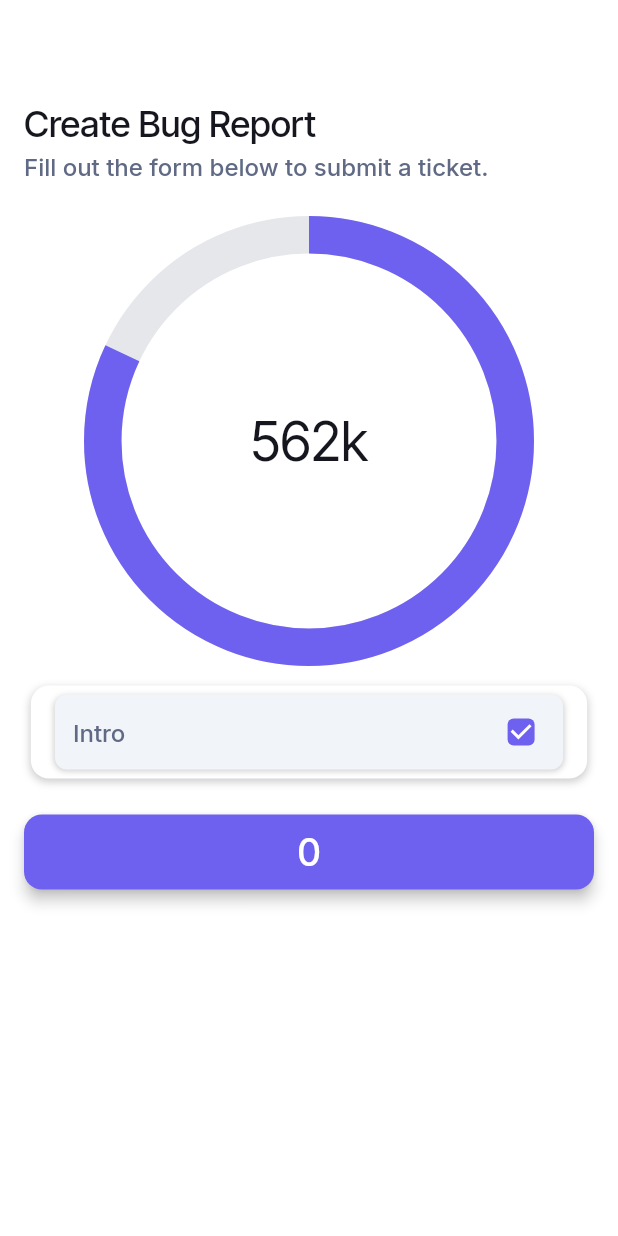
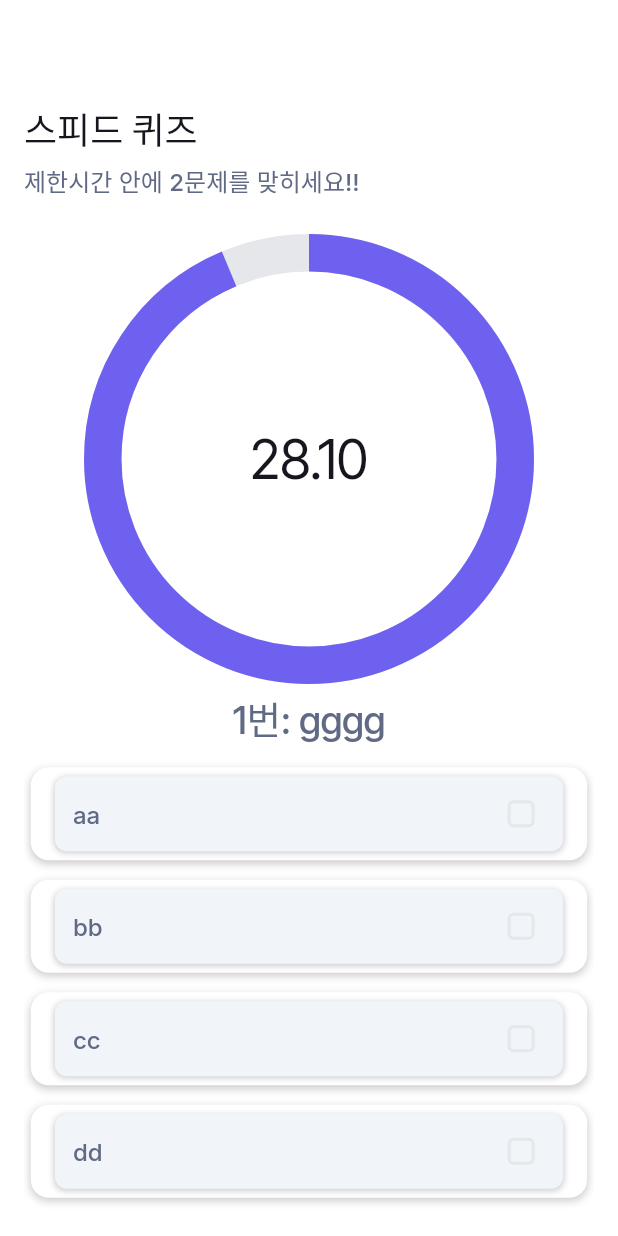
Before and after one commit to manystorms/treasure_hunt, a Flutter app: the MiniGameSpeedQuizWidget screen opened by its route, on a phone screen of 412 x 824 dp. Run offline on Flutter 3.47's test engine with Material 3 defaults, Android fonts, the phone set to English and light mode, and no system bars; drawn by our look-alikes of auto_size_text, percent_indicator; our stand-ins replace cloud_firestore, firebase_core, flutter_animate, font_awesome_flutter, from_css_color, go_router and 4 more; missing offline and left inert: json_path, mobile_scanner; accounts and stored records are empty; generated files the repository leaves out were written again; statements that could not run were skipped.

```diff
--- a/lib/data.dart
+++ b/lib/data.dart
@@ -12,13 +12,13 @@ void changeScore(int num) {
   score += num;
 }
 
-List<Map<String, dynamic>> riddleData = [
+const List<Map<String, dynamic>> riddleData = [
   {
     'qrCode':'aaaa',
     'imagePath':'assets/test.jpeg',
     'simpleContent':'fff',
     'content':'asdfs',
-    'miniGame':'/miniGameMatchColor'
+    'miniGame':'/miniGameSpeedQuiz'
   },
   {
     'qrCode':'bbbb',
--- a/lib/pages/mini_game_match_color/mini_game_match_color_model.dart
+++ b/lib/pages/mini_game_match_color/mini_game_match_color_model.dart
@@ -3,7 +3,7 @@ import '/flutter_flow/flutter_flow_util.dart';
 import 'mini_game_match_color_widget.dart' show MiniGameMatchColorWidget;
 import 'package:flutter/material.dart';
 
-const double settingTime = 5;
+const double settingTime = 30;
 
 const List<List<Color>> colorProblem = [
   [Color(0xFF584CDA), Color(0xFF2E2877), Color(0xFF524B8E), Color(0xFF7E72E3)],
--- a/lib/pages/mini_game_speed_quiz/mini_game_speed_quiz_model.dart
+++ b/lib/pages/mini_game_speed_quiz/mini_game_speed_quiz_model.dart
@@ -1,22 +1,40 @@
+import 'dart:async';
 import '/flutter_flow/flutter_flow_util.dart';
 import 'mini_game_speed_quiz_widget.dart' show MiniGameSpeedQuizWidget;
 import 'package:flutter/material.dart';
 
-List<List<int>> matrix = [
-  [1, 2, 3],
-  [4, 5, 6],
-  [7, 8, 9],
+const double settingTime = 30;
+
+List<String> problem = [
+  'gggg',
+  'sdfs',
+];
+
+List<List<String>> problemChoice = [
+  ['aa', 'bb', 'cc', 'dd'],
+  ['qq', 'ww', 'ee', 'rr'],
+];
+
+List<List<int>> ans = [
+  [0, 1],
+  [2],
 ];
 
 class MiniGameSpeedQuizModel extends FlutterFlowModel<MiniGameSpeedQuizWidget> {
   ///  State fields for stateful widgets in this page.
 
-  // State field(s) for Checkbox widget.
-  bool? checkboxValue;
+  List<bool> checkboxValue = [false, false, false, false];
+  late Timer timer;
+  double timeLeft = settingTime;
+  int problemCnt = 0;
+  int ansCnt = 0;
+  bool? previousProblemAns;
 
   @override
   void initState(BuildContext context) {}
 
   @override
-  void dispose() {}
+  void dispose() {
+    timer.cancel();
+  }
 }
--- a/lib/pages/mini_game_speed_quiz/mini_game_speed_quiz_widget.dart
+++ b/lib/pages/mini_game_speed_quiz/mini_game_speed_quiz_widget.dart
@@ -1,8 +1,11 @@
+import 'dart:async';
 import '/flutter_flow/flutter_flow_theme.dart';
 import '/flutter_flow/flutter_flow_util.dart';
 import '/flutter_flow/flutter_flow_widgets.dart';
 import 'package:flutter/material.dart';
 import 'package:percent_indicator/percent_indicator.dart';
+import 'package:treasure_hunt/show_alert.dart';
+import 'package:treasure_hunt/data.dart';
 
 import 'mini_game_speed_quiz_model.dart';
 export 'mini_game_speed_quiz_model.dart';
@@ -20,10 +23,40 @@ class _MiniGameSpeedQuizWidgetState extends State<MiniGameSpeedQuizWidget> {
 
   final scaffoldKey = GlobalKey<ScaffoldState>();
 
+  void startTimer() {
+    const duration = Duration(milliseconds: 10);
+
+    _model.timeLeft = settingTime;
+
+    _model.timer = Timer.periodic(duration, (timer) {
+      setState(() {
+        if (_model.timeLeft <= 0) {
+          _model.timeLeft = 0;
+          timer.cancel();
+          gameEnd();
+        } else {
+          _model.timeLeft -= 0.01;
+        }
+      });
+    });
+  }
+
+  void gameEnd() async{
+    await showAlertWithoutChoice(context, '게임이 끝났습니다');
+    int changingScore = _model.ansCnt-2;
+    changeScore(changingScore);
+    await showAlertWithoutChoice(context, '점수가 ${changingScore.abs()}만큼 ${(changingScore > 0)? '증가':'감소'}했습니다');
+
+    context.pop();
+  }
+
   @override
   void initState() {
     super.initState();
     _model = createModel(context, () => MiniGameSpeedQuizModel());
+    _model.problemCnt = 0;
+
+    startTimer();
   }
 
   @override
@@ -60,7 +93,7 @@ class _MiniGameSpeedQuizWidgetState extends State<MiniGameSpeedQuizWidget> {
                 crossAxisAlignment: CrossAxisAlignment.start,
                 children: [
                   Text(
-                    'Create Bug Report',
+                    '스피드 퀴즈',
                     style: FlutterFlowTheme.of(context).headlineMedium.override(
                       fontFamily: 'Inter Tight',
                       letterSpacing: 0.0,
@@ -69,11 +102,20 @@ class _MiniGameSpeedQuizWidgetState extends State<MiniGameSpeedQuizWidget> {
                   Padding(
                     padding: const EdgeInsetsDirectional.fromSTEB(0, 4, 0, 0),
                     child: Text(
-                      'Fill out the form below to submit a ticket.',
+                      '제한시간 안에 ${problem.length}문제를 맞히세요!!',
                       style: FlutterFlowTheme.of(context).labelLarge.override(
                         fontFamily: 'Inter',
                         letterSpacing: 0.0,
                       ),
+                    ),
+                  ),
+                  if(_model.previousProblemAns != null)
+                    Text(
+                      (_model.previousProblemAns??true)? '맞았습니다':'틀렸습니다',
+                      style: FlutterFlowTheme.of(context).bodyMedium.override(
+                        fontFamily: 'Inter',
+                        color: (_model.previousProblemAns??true)? const Color(0xFF4B39EF):const Color(0xFFFF5963),
+                        letterSpacing: 0.0,
                       ),
                     ),
                   Align(
@@ -81,7 +123,7 @@ class _MiniGameSpeedQuizWidgetState extends State<MiniGameSpeedQuizWidget> {
                     child: Padding(
                       padding: const EdgeInsetsDirectional.fromSTEB(24, 24, 24, 0),
                       child: CircularPercentIndicator(
-                        percent: 0.82,
+                        percent: (_model.timeLeft>= 0)? _model.timeLeft/settingTime:0,
                         radius: 150,
                         lineWidth: 25,
                         animation: true,
@@ -89,7 +131,7 @@ class _MiniGameSpeedQuizWidgetState extends State<MiniGameSpeedQuizWidget> {
                         progressColor: FlutterFlowTheme.of(context).primary,
                         backgroundColor: FlutterFlowTheme.of(context).alternate,
                         center: Text(
-                          '562k',
+                          _model.timeLeft.toStringAsFixed(2),
                           style: FlutterFlowTheme.of(context)
                               .displaySmall
                               .override(
@@ -101,12 +143,32 @@ class _MiniGameSpeedQuizWidgetState extends State<MiniGameSpeedQuizWidget> {
                       ),
                     ),
                   ),
-                  Row(
+                  Padding(
+                    padding: const EdgeInsetsDirectional.fromSTEB(0, 4, 0, 8),
+                    child: Center(
+                      child: Text(
+                        '${_model.problemCnt+1}번: ${problem[_model.problemCnt]}',
+                        style: FlutterFlowTheme.of(context).labelLarge.override(
+                          fontFamily: 'Inter Tight',
+                          letterSpacing: 0.0,
+                          fontSize: 25,
+                        ),
+                      ),
+                    )
+                  ),
+                  for(int i = 0; i < _model.checkboxValue.length; i++)
+                    InkWell(
+                      onTap: () {
+                        setState(() {
+                          _model.checkboxValue[i] = !_model.checkboxValue[i];
+                        });
+                      },
+                      child: Row(
                         mainAxisSize: MainAxisSize.max,
                         mainAxisAlignment: MainAxisAlignment.center,
                         children: [
                           Padding(
-                        padding: const EdgeInsetsDirectional.fromSTEB(0, 13, 0, 0),
+                            padding: const EdgeInsetsDirectional.fromSTEB(0, 6.5, 0, 6.5),
                             child: Container(
                               width: MediaQuery.sizeOf(context).width * 0.9,
                               decoration: BoxDecoration(
@@ -156,7 +218,7 @@ class _MiniGameSpeedQuizWidgetState extends State<MiniGameSpeedQuizWidget> {
                                           MainAxisAlignment.spaceBetween,
                                           children: [
                                             Text(
-                                          'Intro',
+                                              problemChoice[_model.problemCnt][i],
                                               style: FlutterFlowTheme.of(context)
                                                   .labelMedium
                                                   .override(
@@ -183,11 +245,10 @@ class _MiniGameSpeedQuizWidgetState extends State<MiniGameSpeedQuizWidget> {
                                                     .alternate,
                                               ),
                                               child: Checkbox(
-                                            value: _model.checkboxValue ??=
-                                            true,
+                                                value: _model.checkboxValue[i],
                                                 onChanged: (newValue) async {
                                                   safeSetState(() => _model
-                                                  .checkboxValue = newValue!);
+                                                      .checkboxValue[i] = newValue!);
                                                 },
                                                 side: BorderSide(
                                                   width: 2,
@@ -214,13 +275,34 @@ class _MiniGameSpeedQuizWidgetState extends State<MiniGameSpeedQuizWidget> {
                           ),
                         ],
                       ),
+                    ),
                   Padding(
                     padding: const EdgeInsetsDirectional.fromSTEB(0, 24, 0, 12),
                     child: FFButtonWidget(
                       onPressed: () {
-                        print('Button pressed ...');
+                        bool inputAns = true;
+                        for(int i = 0; i < _model.checkboxValue.length; i++) {
+                          if(_model.checkboxValue[i] == true && (ans[_model.problemCnt].contains(i)) == false) inputAns = false;
+                          if(_model.checkboxValue[i] == false && (ans[_model.problemCnt].contains(i)) == true) inputAns = false;
+                        }
+                        _model.checkboxValue = [false, false, false, false];
+
+                        if(inputAns) {
+                          _model.previousProblemAns = true;
+                          _model.ansCnt++;
+                        }else{
+                          _model.previousProblemAns = false;
+                        }
+                        _model.problemCnt++;
+                        if(_model.problemCnt == ans.length) {
+                          _model.problemCnt = 0;
+                          _model.timer.cancel();
+                          gameEnd();
+                        }else{
+                          setState(() {});
+                        }
                       },
-                      text: '0',
+                      text: '정답 제출',
                       options: FFButtonOptions(
                         width: double.infinity,
                         height: 50,
```
Also changed, not shown: 1 other file. Lines whose indentation alone changed are shown as unchanged.
